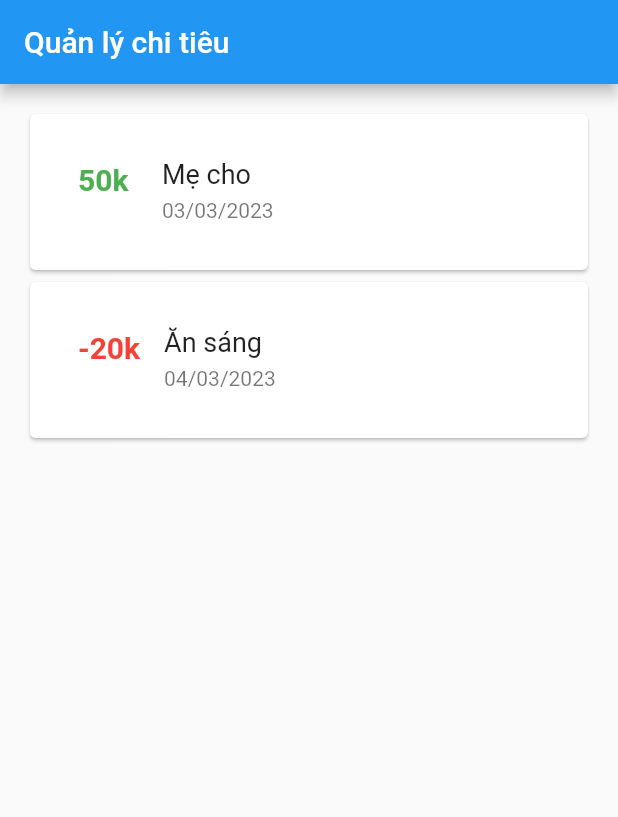
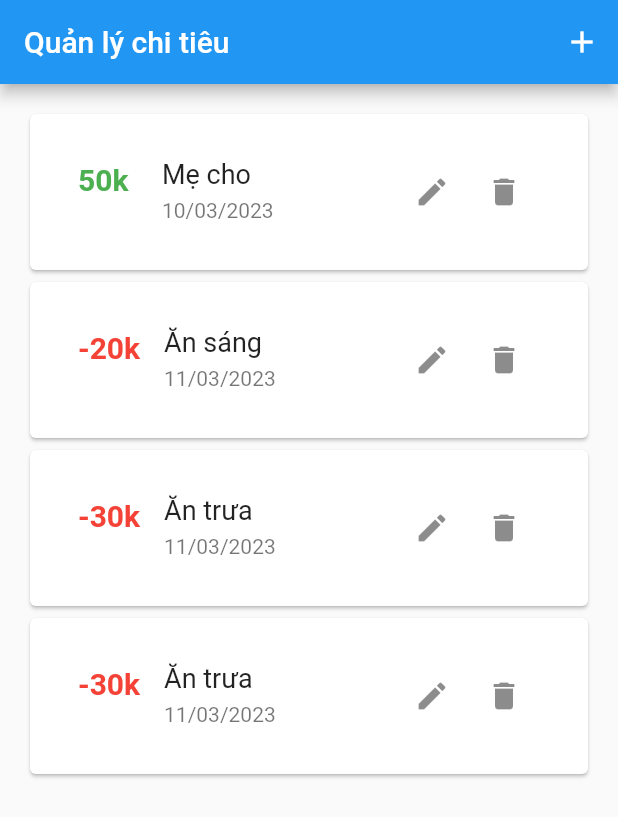
Before and after one commit to duyhq-zee/flutter_budget_app, a Flutter app: the screen it shows after launch, on a phone screen of 412 x 824 dp. Shown: the top 817 px of the screen. Run offline on Flutter 3.47's test engine with Material 2 defaults, Android fonts, the phone set to English and light mode, and no system bars.

Commit message:
[New] Display transaction dynamically; Delete and Update transaction

```diff
--- a/lib/main.dart
+++ b/lib/main.dart
@@ -1,6 +1,7 @@
 // ignore_for_file: prefer_const_literals_to_create_immutables, prefer_const_constructors
 
 import 'package:flutter/material.dart';
+import 'package:flutter_budget_app/transactions_screen.dart';
 
 void main() {
   runApp(const MyApp());
@@ -13,80 +14,12 @@ class MyApp extends StatelessWidget {
   @override
   Widget build(BuildContext context) {
     return MaterialApp(
+      debugShowCheckedModeBanner: false,
       title: 'Flutter Demo',
       theme: ThemeData(
         primarySwatch: Colors.blue,
       ),
-      home: Scaffold(
-        appBar: AppBar(
-          title: Text('Quản lý chi tiêu'),
-        ),
-        body: Container(
-          margin: const EdgeInsets.all(16),
-          child: Column(
-            crossAxisAlignment: CrossAxisAlignment.stretch,
-            children: [
-              // Card(
-              //   child: Padding(
-              //     padding: const EdgeInsets.all(16),
-              //     child: Text('Ăn sáng 20k'),
-              //   ),
-              // ),
-              Card(
-                child: Padding(
-                  padding: const EdgeInsets.all(16),
-                  child: ListTile(
-                    leading: Text(
-                      '50k',
-                      style: TextStyle(
-                        color: Colors.green,
-                        fontSize: 20,
-                        fontWeight: FontWeight.bold,
-                      ),
-                    ),
-                    title: Container(
-                      margin: const EdgeInsets.only(bottom: 6),
-                      child: Text(
-                        'Mẹ cho',
-                        style: TextStyle(
-                          fontSize: 18,
-                        ),
-                      ),
-                    ),
-                    subtitle: Text('03/03/2023'),
-                  ),
-                ),
-              ),
-
-              Card(
-                child: Padding(
-                  padding: const EdgeInsets.all(16),
-                  child: ListTile(
-                    leading: Text(
-                      '-20k',
-                      style: TextStyle(
-                        color: Colors.red,
-                        fontSize: 20,
-                        fontWeight: FontWeight.bold,
-                      ),
-                    ),
-                    title: Container(
-                      margin: const EdgeInsets.only(bottom: 6),
-                      child: Text(
-                        'Ăn sáng',
-                        style: TextStyle(
-                          fontSize: 18,
-                        ),
-                      ),
-                    ),
-                    subtitle: Text('04/03/2023'),
-                  ),
-                ),
-              ),
-            ],
-          ),
-        ),
-      ),
+      home: TransactionScreen(),
     );
   }
 }
--- /dev/null
+++ b/lib/transaction_model.dart
@@ -0,0 +1,8 @@
+class Transaction {
+  int id;
+  int amount;
+  String title;
+  String date;
+
+  Transaction(this.id, this.amount, this.title, this.date);
+}
--- /dev/null
+++ b/lib/transactions_screen.dart
@@ -0,0 +1,120 @@
+// ignore_for_file: prefer_const_constructors
+
+import 'package:flutter/material.dart';
+import 'package:flutter_budget_app/transaction_creating_screen.dart';
+import 'package:flutter_budget_app/transaction_model.dart';
+
+class TransactionScreen extends StatefulWidget {
+  const TransactionScreen({super.key});
+
+  @override
+  State<TransactionScreen> createState() => _TransactionScreenState();
+}
+
+class _TransactionScreenState extends State<TransactionScreen> {
+  var list = [
+    Transaction(1, 50, 'Mẹ cho', '10/03/2023'),
+    Transaction(2, -20, 'Ăn sáng', '11/03/2023'),
+    Transaction(4, -30, 'Ăn trưa', '11/03/2023'),
+    Transaction(6, -30, 'Ăn trưa', '11/03/2023'),
+  ];
+
+  @override
+  Widget build(BuildContext context) {
+    return Scaffold(
+      appBar: AppBar(
+        title: Text('Quản lý chi tiêu'),
+        actions: [
+          IconButton(
+            onPressed: () {
+              Navigator.of(context)
+                  .push(MaterialPageRoute(
+                builder: (context) => TransactionCreatingScreen(null),
+              ))
+                  .then((value) {
+                // map['key']
+                var id = list[list.length - 1].id + 1;
+                var newTransaction = Transaction(
+                    id, value['amount'], value['title'], value['date']);
+
+                setState(() {
+                  list.add(newTransaction);
+                });
+              });
+            },
+            icon: Icon(Icons.add),
+          )
+        ],
+      ),
+      body: Container(
+          margin: const EdgeInsets.all(16),
+          child: SingleChildScrollView(
+            child: Column(
+              crossAxisAlignment: CrossAxisAlignment.stretch,
+              children: list
+                  .map(
+                    (item) => Card(
+                      child: Padding(
+                        padding: const EdgeInsets.all(16),
+                        child: ListTile(
+                          leading: Text(
+                            '${item.amount}k',
+                            style: TextStyle(
+                              color:
+                                  item.amount > 0 ? Colors.green : Colors.red,
+                              fontSize: 20,
+                              fontWeight: FontWeight.bold,
+                            ),
+                          ),
+                          title: Container(
+                            margin: const EdgeInsets.only(bottom: 6),
+                            child: Text(
+                              item.title,
+                              style: TextStyle(
+                                fontSize: 18,
+                              ),
+                            ),
+                          ),
+                          subtitle: Text(item.date),
+                          trailing: Row(
+                            mainAxisSize: MainAxisSize.min,
+                            children: [
+                              IconButton(
+                                onPressed: () {
+                                  Navigator.push(
+                                    context,
+                                    MaterialPageRoute(
+                                      builder: (context) =>
+                                          TransactionCreatingScreen(item),
+                                    ),
+                                  ).then((value) {
+                                    setState(() {
+                                      // Update data
+                                      item.amount = value['amount'];
+                                      item.title = value['title'];
+                                      item.date = value['date'];
+                                    });
+                                  });
+                                },
+                                icon: Icon(Icons.edit),
+                              ),
+                              IconButton(
+                                onPressed: () {
+                                  setState(() {
+                                    list.removeWhere((i) => i.id == item.id);
+                                  });
+                                },
+                                icon: Icon(Icons.delete),
+                              ),
+                            ],
+                          ),
+                        ),
+                      ),
+                    ),
+                  )
+                  .toList(),
+            ),
+          )),
+    );
+  }
+}
```
Also changed, not shown: lib/transaction_creating_screen.dart (added, +79 -0 lines).
